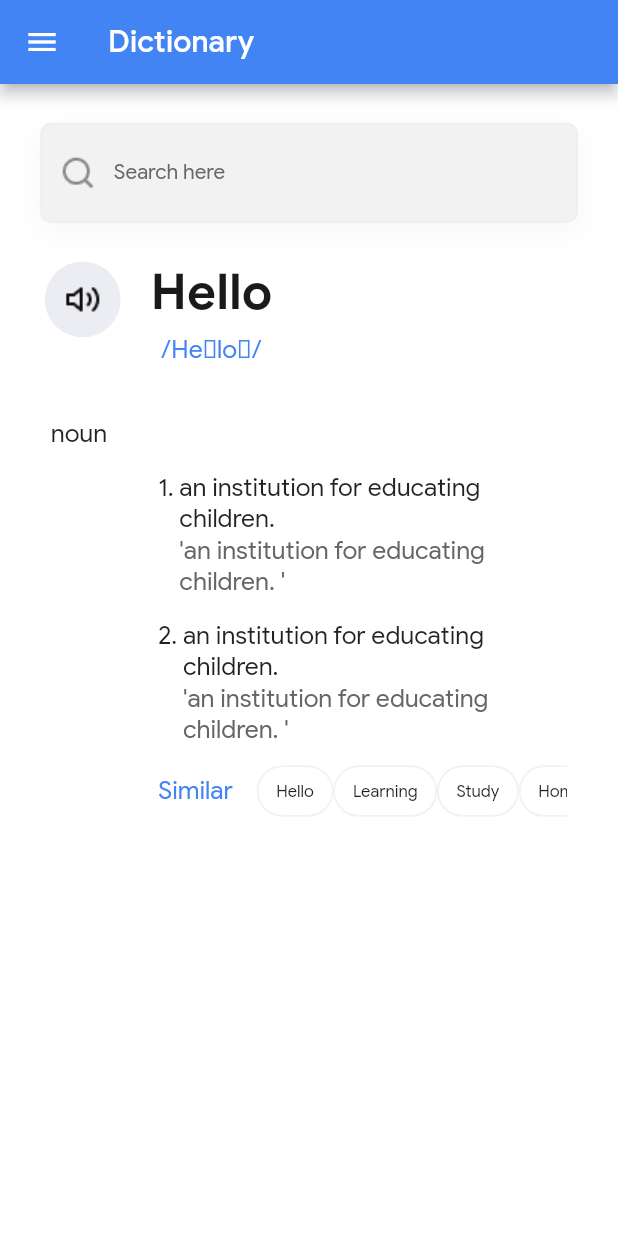
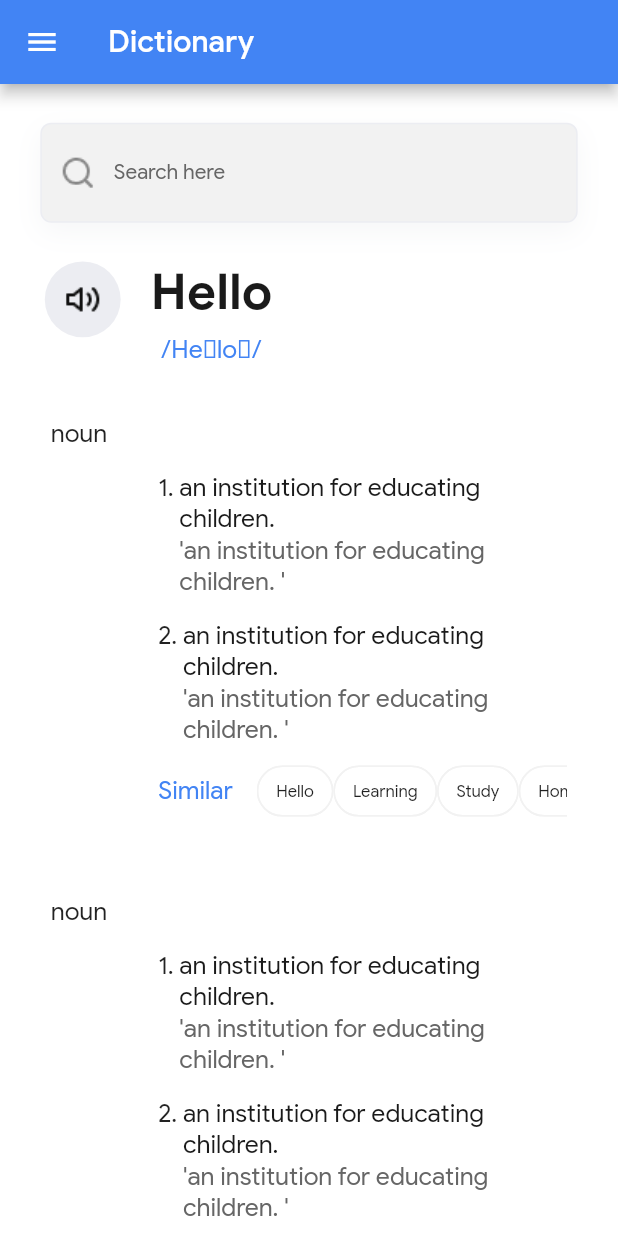
Before and after one commit to HungNM-Developer/Flutter-Study-Jam-Dictionary-App, a Flutter app: the DictionaryPage screen opened by its route, on a phone screen of 412 x 824 dp. Run offline on Flutter 3.47's test engine with Material 2 defaults, Android fonts, the light colour scheme and no system bars; our stand-ins replace flutter_screenutil.

Commit message:
clean code UI

```diff
--- a/lib/Page/Dictionary/dictionary_page.dart
+++ b/lib/Page/Dictionary/dictionary_page.dart
@@ -17,6 +17,7 @@ class DictionaryPage extends StatefulWidget {
 class _DictionaryPageState extends State<DictionaryPage> {
   @override
   Widget build(BuildContext context) {
+    Size mediaQuery = MediaQuery.of(context).size;
     return Scaffold(
       drawer: DrawerWidget(),
       appBar: AppBar(
@@ -26,30 +27,11 @@ class _DictionaryPageState extends State<DictionaryPage> {
           style: TextStyle(color: Colors.white),
         ),
       ),
-      // AppBar(
-      //   title: Center(
-      //     child: Text(
-      //       'Dictionary',
-      //       style: TextStyle(color: Colors.black),
-      //     ),
-      //   ),
-      //   backgroundColor: Colors.white,
-      //   elevation: 0,
-      //   leading: Builder(
-      //     builder: (context) => IconButton(
-      //       icon: Icon(
-      //         Icons.menu,
-      //         color: AppColors.primaryBuleColor,
-      //       ),
-      //       onPressed: () {
-      //         Scaffold.of(context).openDrawer();
-      //       },
-      //     ),
-      //   ),
-      // ),
       backgroundColor: Colors.white,
       body: SafeArea(
-        child: SingleChildScrollView(
+        child: Container(
+          height: mediaQuery.height,
+          width: mediaQuery.width,
           child: Column(
             crossAxisAlignment: CrossAxisAlignment.start,
             children: [
@@ -71,10 +53,26 @@ class _DictionaryPageState extends State<DictionaryPage> {
               SizedBox(
                 height: 38.h,
               ),
-              Padding(
-                padding: EdgeInsets.symmetric(horizontal: 34.w),
-                child: ContentSearch(),
+              Expanded(
+                child: Container(
+                  color: Colors.white,
+                  child: ListView.builder(
+                      itemCount: 2,
+                      itemBuilder: (context, index) {
+                        return Padding(
+                          padding: EdgeInsets.symmetric(horizontal: 34.w),
+                          child: const ContentSearch(
+                            attribute: "noun",
+                            example:
+                                "'an institution for educating children. '",
+                            explanation:
+                                "an institution for educating children. ",
+                          ),
+                        );
+                      }),
+                ),
               ),
+              //
             ],
           ),
         ),
--- a/lib/Page/Dictionary/widget/content_search.dart
+++ b/lib/Page/Dictionary/widget/content_search.dart
@@ -1,14 +1,93 @@
 import 'package:flutter/material.dart';
-import 'package:flutter_study_jam/page/dictionary/widget/noun.dart';
-import 'package:flutter_study_jam/page/dictionary/widget/verb.dart';
+import 'package:flutter_screenutil/flutter_screenutil.dart';
+import 'package:flutter_study_jam/config/themes/app_colors.dart';
+import 'package:flutter_study_jam/page/dictionary/widget/meaning_box.dart';
 
 class ContentSearch extends StatelessWidget {
-  const ContentSearch({Key? key}) : super(key: key);
-
+  const ContentSearch(
+      {Key? key,
+      required this.attribute,
+      required this.explanation,
+      required this.example})
+      : super(key: key);
+  final String attribute, explanation, example;
   @override
   Widget build(BuildContext context) {
-    return SingleChildScrollView(
-      child: Noun(),
+    return Column(
+      crossAxisAlignment: CrossAxisAlignment.start,
+      children: [
+        Text(
+          attribute,
+          style: TextStyle(
+            fontSize: 18.sp,
+            fontWeight: FontWeight.w400,
+          ),
+        ),
+        Padding(
+          padding: EdgeInsets.only(left: 72.w, bottom: 43.h),
+          child: Padding(
+            padding: EdgeInsets.symmetric(vertical: 8.h),
+            child: Column(
+              children: [
+                ...[1, 2].map(
+                  (e) => MeaningBox(
+                    index: e,
+                    example: example,
+                    explanation: explanation,
+                  ),
+                ),
+                Container(
+                  //color: Colors.cyan,
+                  height: 50.h,
+                  child: Stack(
+                    children: [
+                      Align(
+                        alignment: Alignment.centerLeft,
+                        child: Text(
+                          'Similar',
+                          style: TextStyle(
+                            fontSize: 18.sp,
+                            fontWeight: FontWeight.w400,
+                            color: AppColors.primaryBuleColor,
+                          ),
+                        ),
+                      ),
+                      Padding(
+                        padding: EdgeInsets.only(left: 66.w),
+                        child: Container(
+                          width: double.infinity,
+                          height: 50.h,
+                          child: ListView(
+                            scrollDirection: Axis.horizontal,
+                            children: [
+                              ...['Hello', 'Learning', 'Study', 'Home'].map(
+                                (e) => Chip(
+                                  side: BorderSide(
+                                    color: AppColors.searchBarColor,
+                                  ),
+                                  backgroundColor: Colors.white,
+                                  label: Text(
+                                    e,
+                                    style: TextStyle(
+                                      fontWeight: FontWeight.w400,
+                                      fontSize: 12.sp,
+                                    ),
+                                  ),
+                                ),
+                              ),
+                            ],
+                          ),
+                        ),
+                      ),
+                    ],
+                  ),
+                ),
+              ],
+            ),
+          ),
+        ),
+        //SizedBox(height: 50.h),
+      ],
     );
   }
 }
--- a/lib/Page/Dictionary/widget/drawer_widget.dart
+++ b/lib/Page/Dictionary/widget/drawer_widget.dart
@@ -17,7 +17,7 @@ class DrawerWidget extends StatelessWidget {
           Divider(
             //height: 3,
             thickness: 0.7,
-            color: Colors.black,
+            color: Colors.black12,
           ),
           Padding(
             padding: EdgeInsets.symmetric(horizontal: 21.w, vertical: 21.h),
--- a/lib/Page/Dictionary/widget/meaning_box.dart
+++ b/lib/Page/Dictionary/widget/meaning_box.dart
@@ -6,8 +6,12 @@ class MeaningBox extends StatelessWidget {
   const MeaningBox({
     Key? key,
     required this.index,
+    required this.explanation,
+    required this.example,
   }) : super(key: key);
   final int index;
+  final String explanation;
+  final String example;
   @override
   Widget build(BuildContext context) {
     return Padding(
@@ -26,14 +30,17 @@ class MeaningBox extends StatelessWidget {
             child: Column(
               children: [
                 Text(
-                  "an institution for educating children. ",
+                  explanation,
+                  //"an institution for educating children. ",
                   style: TextStyle(
                     fontSize: 18.sp,
                     fontWeight: FontWeight.w400,
+                    color: AppColors.heading1Color,
                   ),
                 ),
                 Text(
-                  "'an institution for educating children. '",
+                  example,
+                  //"'an institution for educating children. '",
                   style: TextStyle(
                     fontSize: 18.sp,
                     fontWeight: FontWeight.w400,
--- a/lib/Page/Dictionary/widget/noun.dart
+++ /dev/null
@@ -1,95 +0,0 @@
-import 'package:flutter/material.dart';
-import 'package:flutter_screenutil/flutter_screenutil.dart';
-import 'package:flutter_study_jam/config/themes/app_colors.dart';
-import 'package:flutter_study_jam/page/dictionary/widget/meaning_box.dart';
-
-class Noun extends StatelessWidget {
-  const Noun({Key? key}) : super(key: key);
-
-  @override
-  Widget build(BuildContext context) {
-    return Column(
-      crossAxisAlignment: CrossAxisAlignment.start,
-      children: [
-        Text(
-          'noun',
-          style: TextStyle(
-            fontSize: 18.sp,
-            fontWeight: FontWeight.w400,
-          ),
-        ),
-        Padding(
-          padding: EdgeInsets.only(left: 72.w),
-          child: Padding(
-            padding: EdgeInsets.symmetric(vertical: 8.h),
-            child: Column(
-              children: [
-                ...[1, 2].map(
-                  (e) => MeaningBox(
-                    index: e,
-                  ),
-                ),
-                Container(
-                  //color: Colors.cyan,
-                  height: 50.h,
-                  child: Stack(
-                    children: [
-                      Align(
-                        alignment: Alignment.centerLeft,
-                        child: Text(
-                          'Similar',
-                          style: TextStyle(
-                            fontSize: 18.sp,
-                            fontWeight: FontWeight.w400,
-                            color: AppColors.primaryBuleColor,
-                          ),
-                        ),
-                      ),
-                      Padding(
-                        padding: EdgeInsets.only(left: 66.w),
-                        child: Container(
-                          width: double.infinity,
-                          height: 50.h,
-                          child: ListView(
-                            scrollDirection: Axis.horizontal,
-                            children: [
-                              ...['Hello', 'Learning', 'Study', 'Home'].map(
-                                (e) => Chip(
-                                  side: BorderSide(
-                                    color: AppColors.searchBarColor,
-                                  ),
-                                  backgroundColor: Colors.white,
-                                  label: Text(
-                                    e,
-                                    style: TextStyle(
-                                      fontWeight: FontWeight.w400,
-                                      fontSize: 12.sp,
-                                    ),
-                                  ),
-                                ),
-                              ),
-
-                              // Text('hello'),
-                              // Text('hello'),
-                              // Text('hello'),
-                              // Text('hello'),
-                              // Text('hello'),
-                              // Text('hello'),
-                              // Text('hello'),
-                              // Text('hello'),
-                              // Text('hello'),
-                            ],
-                          ),
-                        ),
-                      ),
-                    ],
-                  ),
-                ),
-              ],
-            ),
-          ),
-        ),
-      ],
-    );
-  }
-}
```
Also changed, not shown: lib/Page/Dictionary/widget/verb.dart (deleted, +0 -58 lines).
